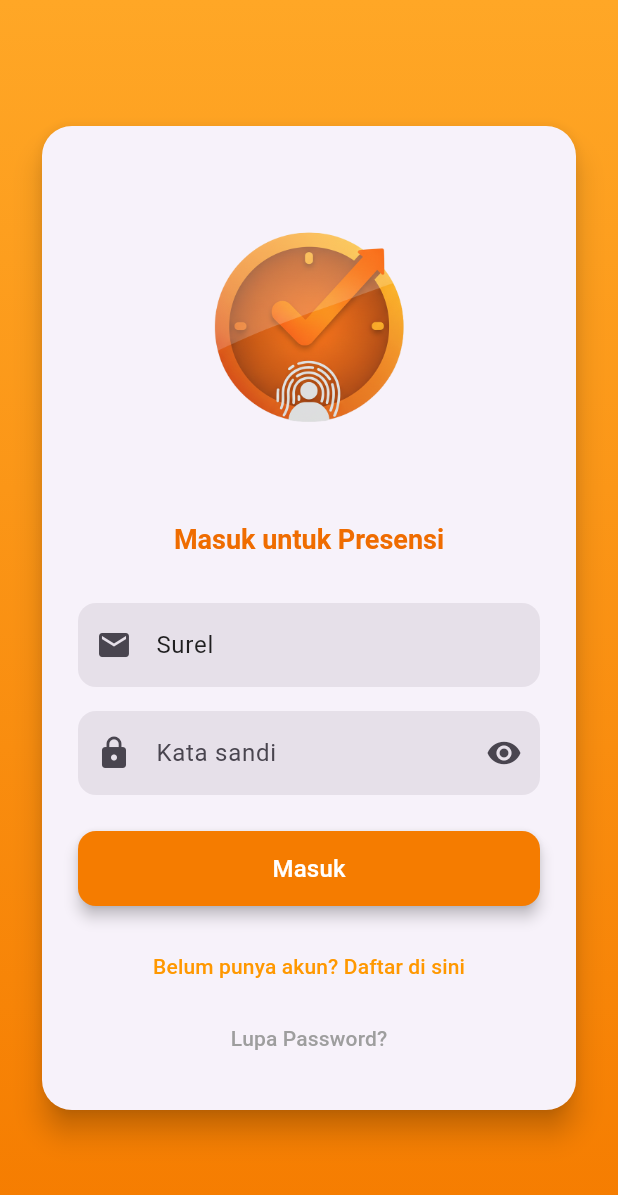
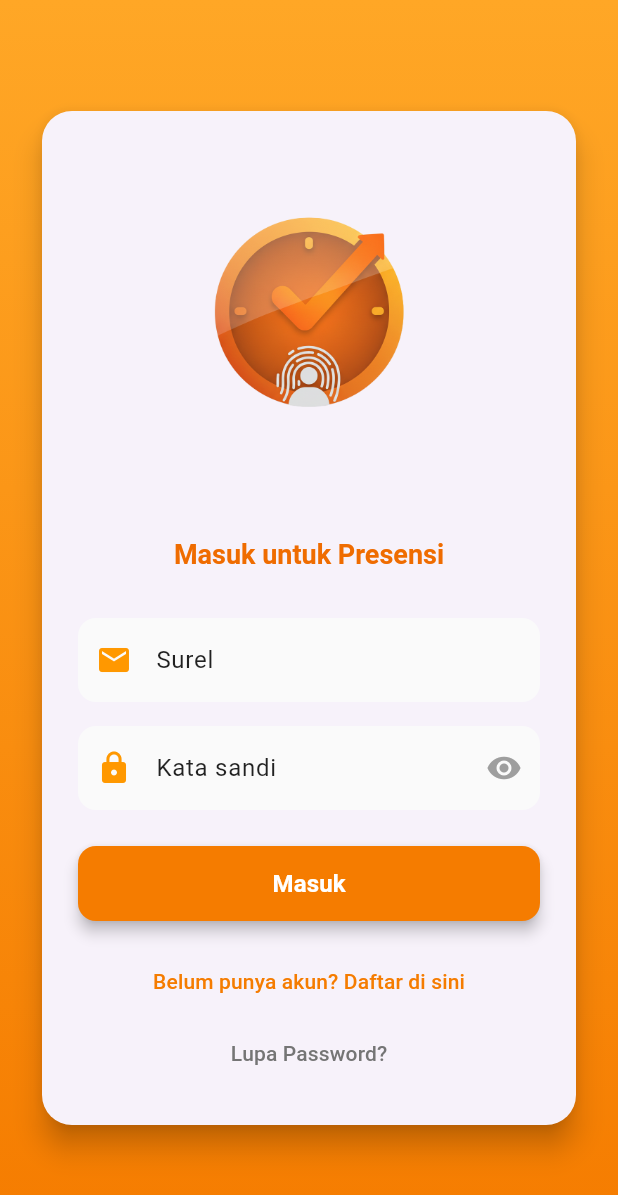
Before and after one commit to gerrybagaskoro/absensi_ppkdjp_b3, a Flutter app: the screen it shows after launch, on a phone screen of 412 x 824 dp. Shown: the top 1195 px of the screen. Run offline on Flutter 3.47's test engine with Material 3 defaults, Android fonts, the phone set to English and light mode, and no system bars; our stand-ins replace image_picker.

Commit message:
fix login screen & dashboard

```diff
--- a/lib/views/auth/login_peserta.dart
+++ b/lib/views/auth/login_peserta.dart
@@ -28,7 +28,7 @@ class _LoginPesertaState extends State<LoginPeserta> {
         ScaffoldMessenger.of(
           context,
         ).showSnackBar(const SnackBar(content: Text('Login berhasil!')));
-        context.pushReplacementNamed('/dashboard');
+        context.pushNamedAndRemoveAll('/dashboard');
       });
     }
   }
@@ -60,8 +60,8 @@ class _LoginPesertaState extends State<LoginPeserta> {
                   child: Column(
                     mainAxisSize: MainAxisSize.min,
                     children: [
-                      AppLogo(width: 240, height: 240),
-                      // const SizedBox(height: 20),
+                      const AppLogo(width: 240, height: 240),
+                      const SizedBox(height: 20),
                       Text(
                         'Masuk untuk Presensi',
                         style: Theme.of(context).textTheme.headlineSmall
@@ -79,12 +79,19 @@ class _LoginPesertaState extends State<LoginPeserta> {
                         decoration: InputDecoration(
                           labelText: 'Surel',
                           labelStyle: const TextStyle(color: Colors.black87),
-                          prefixIcon: const Icon(Icons.email),
+                          prefixIcon: const Icon(
+                            Icons.email,
+                            color: Colors.orange,
+                          ),
                           filled: true,
-                          // fillColor: Colors.orange[50],
+                          fillColor: Colors.grey[50],
                           border: OutlineInputBorder(
                             borderRadius: BorderRadius.circular(12.0),
                             borderSide: BorderSide.none,
+                          ),
+                          contentPadding: const EdgeInsets.symmetric(
+                            vertical: 16.0,
+                            horizontal: 16.0,
                           ),
                         ),
                         keyboardType: TextInputType.emailAddress,
@@ -105,12 +112,17 @@ class _LoginPesertaState extends State<LoginPeserta> {
                         controller: _passwordController,
                         decoration: InputDecoration(
                           labelText: 'Kata sandi',
-                          prefixIcon: const Icon(Icons.lock),
+                          labelStyle: const TextStyle(color: Colors.black87),
+                          prefixIcon: const Icon(
+                            Icons.lock,
+                            color: Colors.orange,
+                          ),
                           suffixIcon: IconButton(
                             icon: Icon(
                               _obscurePassword
                                   ? Icons.visibility
                                   : Icons.visibility_off,
+                              color: Colors.grey,
                             ),
                             onPressed: () {
                               setState(
@@ -119,10 +131,14 @@ class _LoginPesertaState extends State<LoginPeserta> {
                             },
                           ),
                           filled: true,
-                          // fillColor: Colors.grey[100],
+                          fillColor: Colors.grey[50],
                           border: OutlineInputBorder(
                             borderRadius: BorderRadius.circular(12.0),
                             borderSide: BorderSide.none,
+                          ),
+                          contentPadding: const EdgeInsets.symmetric(
+                            vertical: 16.0,
+                            horizontal: 16.0,
                           ),
                         ),
                         obscureText: _obscurePassword,
@@ -148,6 +164,7 @@ class _LoginPesertaState extends State<LoginPeserta> {
                                 onPressed: _login,
                                 style: ElevatedButton.styleFrom(
                                   backgroundColor: Colors.orange[700],
+                                  foregroundColor: Colors.white,
                                   shape: RoundedRectangleBorder(
                                     borderRadius: BorderRadius.circular(12.0),
                                   ),
@@ -157,7 +174,7 @@ class _LoginPesertaState extends State<LoginPeserta> {
                                   'Masuk',
                                   style: TextStyle(
                                     fontSize: 16,
-                                    color: Colors.white,
+                                    fontWeight: FontWeight.bold,
                                   ),
                                 ),
                               ),
@@ -169,9 +186,12 @@ class _LoginPesertaState extends State<LoginPeserta> {
                         onPressed: () {
                           context.pushNamed('/register');
                         },
-                        child: const Text(
+                        child: Text(
                           'Belum punya akun? Daftar di sini',
-                          style: TextStyle(color: Colors.orange),
+                          style: TextStyle(
+                            color: Colors.orange[700],
+                            fontWeight: FontWeight.w500,
+                          ),
                         ),
                       ),
 
@@ -186,9 +206,12 @@ class _LoginPesertaState extends State<LoginPeserta> {
                             ),
                           );
                         },
-                        child: const Text(
+                        child: Text(
                           'Lupa Password?',
-                          style: TextStyle(color: Colors.grey),
+                          style: TextStyle(
+                            color: Colors.grey[600],
+                            fontWeight: FontWeight.w500,
+                          ),
                         ),
                       ),
                     ],
```
Also changed, not shown: lib/views/dashboard_peserta.dart (+83 -52 lines), lib/widgets/custom_text_form_field.dart (added, +59 -0 lines).
